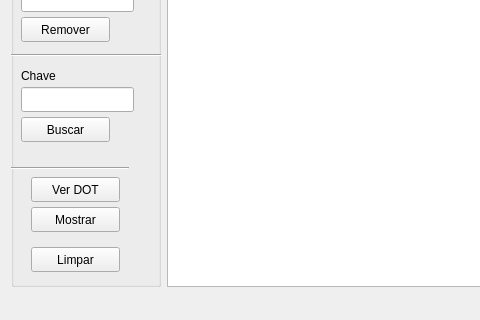
The window that qt/Patricia/mainwindow.ui (vnpavanelli/Patricia) describes before a commit, drawn with Qt 5; both pictures show x 0 to 480 and y 250 to 570 of the 1049 by 570 pixel window.
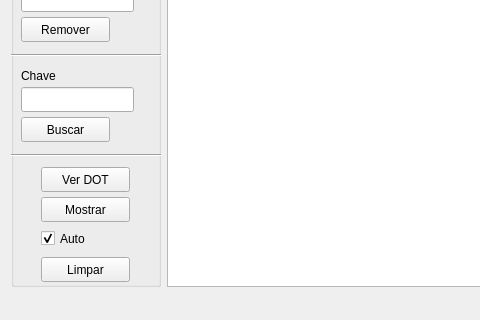
The same window after the commit.

Commit message: Criado checkbox para configurar se deve mostrar automatico. Criada tela para resultado da busca.

The edit to the form file:
```diff
--- a/qt/Patricia/mainwindow.ui
+++ b/qt/Patricia/mainwindow.ui
@@ -187,9 +187,9 @@
        <property name="geometry">
         <rect>
          <x>0</x>
-         <y>370</y>
-         <width>118</width>
-         <height>3</height>
+         <y>350</y>
+         <width>151</width>
+         <height>16</height>
         </rect>
        </property>
        <property name="orientation">
@@ -199,8 +199,8 @@
       <widget class="QPushButton" name="b_mostrar">
        <property name="geometry">
         <rect>
-         <x>20</x>
-         <y>410</y>
+         <x>30</x>
+         <y>400</y>
          <width>89</width>
          <height>25</height>
         </rect>
@@ -212,8 +212,8 @@
       <widget class="QPushButton" name="pushButton">
        <property name="geometry">
         <rect>
-         <x>20</x>
-         <y>450</y>
+         <x>30</x>
+         <y>460</y>
          <width>89</width>
          <height>25</height>
         </rect>
@@ -225,8 +225,8 @@
       <widget class="QPushButton" name="b_dot">
        <property name="geometry">
         <rect>
-         <x>20</x>
-         <y>380</y>
+         <x>30</x>
+         <y>370</y>
          <width>89</width>
          <height>25</height>
         </rect>
@@ -235,6 +235,22 @@
         <string>Ver DOT</string>
        </property>
       </widget>
+      <widget class="QCheckBox" name="b_automostra">
+       <property name="geometry">
+        <rect>
+         <x>30</x>
+         <y>430</y>
+         <width>92</width>
+         <height>23</height>
+        </rect>
+       </property>
+       <property name="text">
+        <string>Auto</string>
+       </property>
+       <property name="checked">
+        <bool>true</bool>
+       </property>
+      </widget>
      </widget>
     </item>
     <item>
```
The commit also changes 6 other files.
